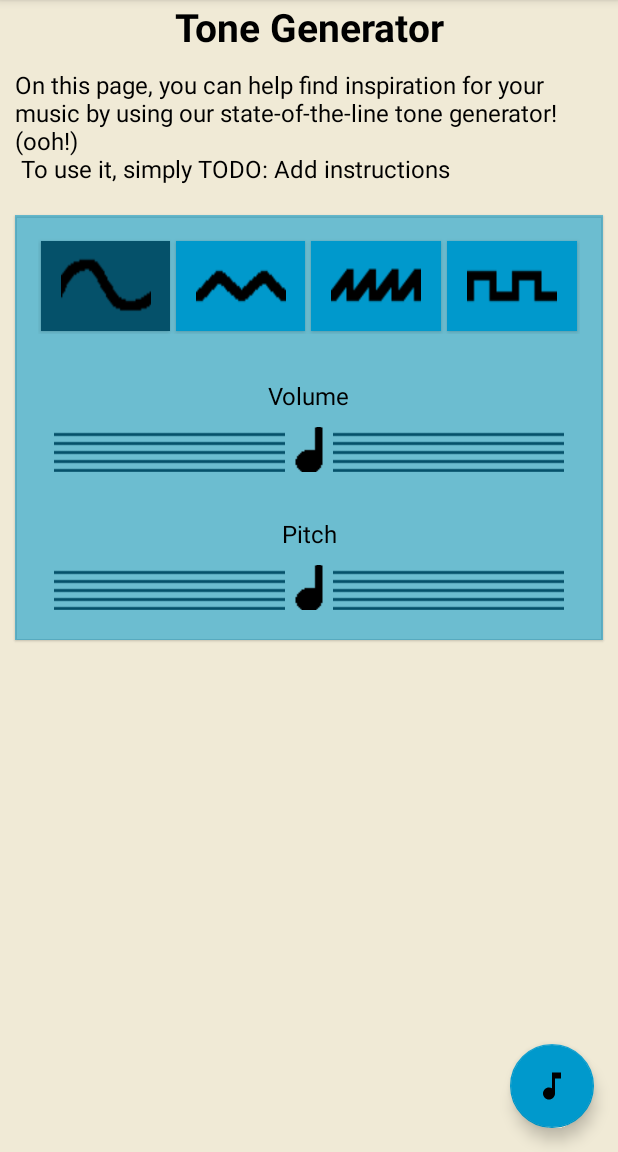
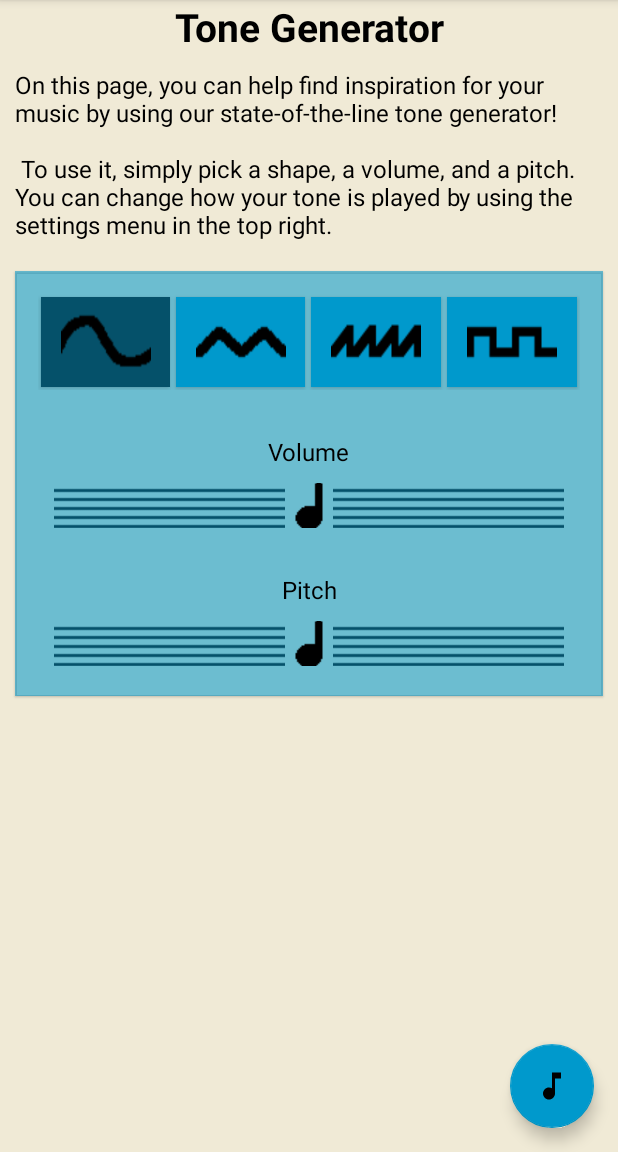
Before and after one commit to zackarhino/the_licc, an Android app: the ToneFragment screen opened through its navigation route, on a phone screen of 412 x 824 dp, the part 84-1236 px from its top. Run offline under Robolectric (Android 15) with nearby library versions, the phone set to English and light mode, and no system bars; our stand-ins replace navigation-ui.

Commit message:
Modified strings and added new events

```diff
--- a/app/src/main/java/com/example/fall2020androidproject/fragments/MainFragment.java
+++ b/app/src/main/java/com/example/fall2020androidproject/fragments/MainFragment.java
@@ -1,6 +1,7 @@
 package com.example.fall2020androidproject.fragments;
 
 import android.Manifest;
+import android.annotation.SuppressLint;
 import android.app.AlertDialog;
 import android.content.Context;
 import android.content.DialogInterface;
@@ -37,8 +38,11 @@ import com.example.fall2020androidproject.MainActivity;
 import com.example.fall2020androidproject.R;
 import com.example.fall2020androidproject.items.EventItem;
 
+import java.text.ParseException;
+import java.text.SimpleDateFormat;
 import java.util.ArrayList;
 import java.util.Date;
+import java.util.Locale;
 
 import static androidx.core.content.PermissionChecker.PERMISSION_GRANTED;
 
@@ -100,6 +104,8 @@ public class MainFragment extends Fragment {
         events.add(new EventItem(getString(R.string.event_ms), "3-25-2077"));
         events.add(new EventItem(getString(R.string.event_licc), "5-1-2077"));
         events.add(new EventItem(getString(R.string.event_tritone), "5-7-2077"));
+        events.add(new EventItem(getString(R.string.event_mode), "7-2-2077"));
+        events.add(new EventItem(getString(R.string.event_dissonance), "7-8-2077"));
 
         listView.setAdapter(new MenuListViewAdapter(getContext(), events));
         listView.setOnItemClickListener(new AdapterView.OnItemClickListener() {
--- a/app/src/main/res/values/strings.xml
+++ b/app/src/main/res/values/strings.xml
@@ -30,11 +30,11 @@
     <!-- CONTENT -->
     <!-- App Text -->
     <string name="events">Upcoming Events</string>
-    <string name="creditText">App code and artwork created by Zachary Allard\nTone Generator code modified from https://github.com/stefanhaustein/android-tone-generator under the Apache 2.0 license</string>
+    <string name="creditText">App code and artwork created by Zachary Allard\nTone Generator code modified from\nhttps://github.com/stefanhaustein/android-tone-generator under the Apache 2.0 license</string>
     <string name="contactText">Contact us:</string>
     <string name="socialText">Check us out on social media:</string>
-    <string name="instructions">On this page, you can help find inspiration for your music by using our state-of-the-line tone generator! (ooh!)\n
-    To use it, simply TODO: Add instructions</string>
+    <string name="instructions">On this page, you can help find inspiration for your music by using our state-of-the-line tone generator!\n\n
+    To use it, simply pick a shape, a volume, and a pitch. You can change how your tone is played by using the settings menu in the top right.</string>
     <string name="volumeTextView">Volume</string>
     <string name="pitchTextView">Pitch</string>
 
@@ -43,8 +43,8 @@
     <string name="button_map">locate</string>
     <string name="button_phone">call</string>
     <string name="button_web">browse</string>
-    <string name="button_twitter">@twitter</string>
-    <string name="button_insta">@instagram</string>
+    <string name="button_twitter">\@twitter</string>
+    <string name="button_insta">\@instagram</string>
 
     <!-- Events -->
     <string name="event_mt_jazz">Microtonal Jazz Sesh</string>
@@ -52,6 +52,8 @@
     <string name="event_pr">Polyrhythmic Clicking Noises Live</string>
     <string name="event_licc">I play the lick for 5 hours straight</string>
     <string name="event_tritone">Tritones: How to summon a devil</string>
+    <string name="event_dissonance">Dissonance vs. Consonance</string>
+    <string name="event_mode">I don\'t particularly like modes a lot</string>
 
     <!-- Users -->
     <string name="user_cl">chickenlover2000</string>
```
